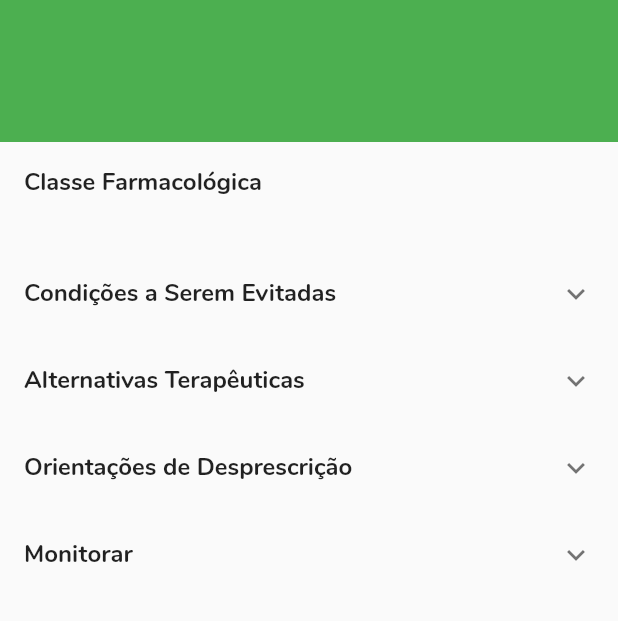
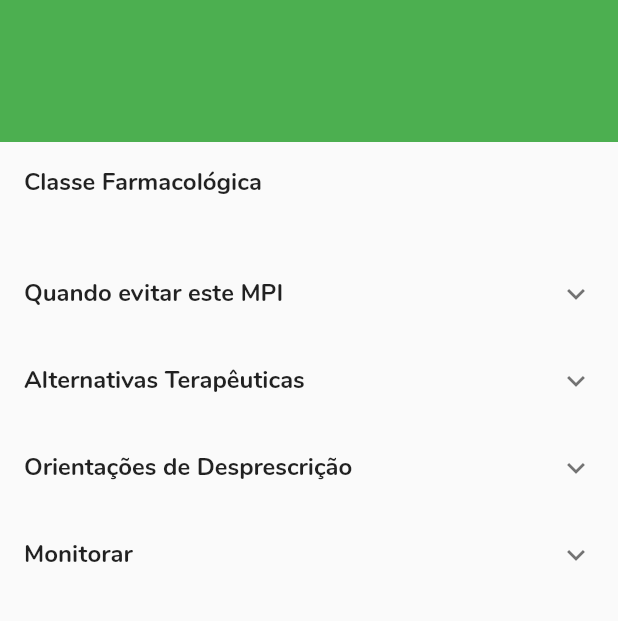
Before and after one commit to institutosocialtech/mpi-brasil, a Flutter app: the MedDetails screen opened directly with empty values, on a phone screen of 412 x 824 dp, the part 62-683 px from its top. Run offline on Flutter 3.47's test engine with Material 2 defaults, Android fonts, the phone set to English and light mode, and no system bars; drawn by our look-alikes of flutter_speed_dial; our stand-ins replace diacritic, flutter_icons, flutter_markdown, share, url_launcher_web; missing offline and left inert: flutter_mailer, grouped_buttons; generated files the repository leaves out were written again.

Commit message:
hotfix: med_details: update avoid_conditions display title

```diff
--- a/lib/screens/med_details.dart
+++ b/lib/screens/med_details.dart
@@ -104,7 +104,7 @@ class MedDetails extends StatelessWidget {
     }
 
     return ExpansionTile(
-      title: Text("Condições a Serem Evitadas", style: headerStyle),
+      title: Text("Quando evitar este MPI", style: headerStyle),
       children: <Widget>[
         Column(
           crossAxisAlignment: CrossAxisAlignment.stretch,
```
